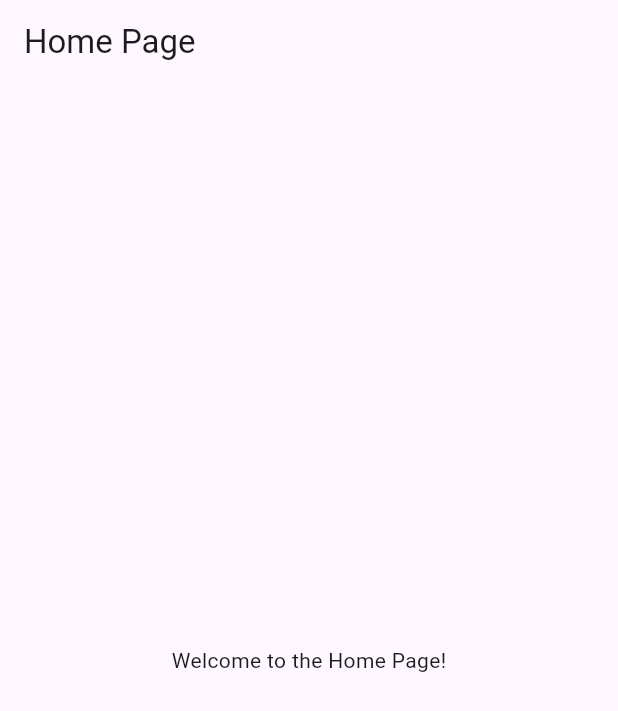
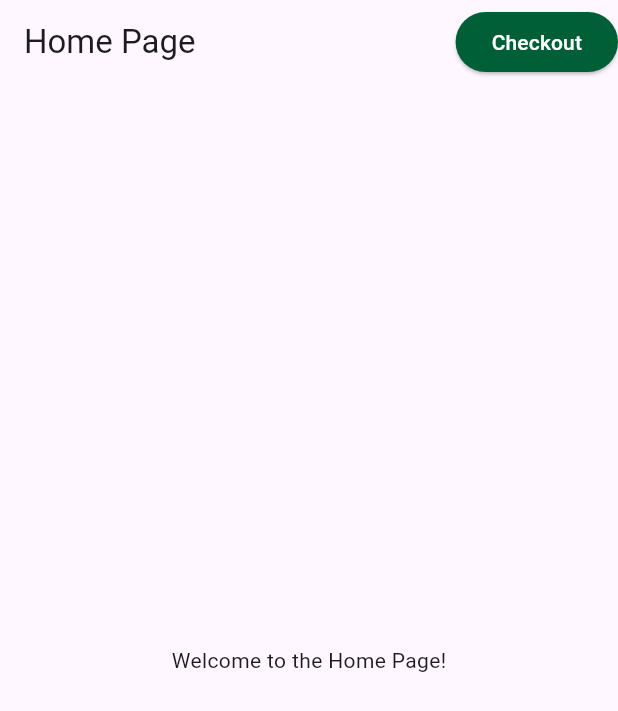
Before and after one commit to MarcusMQF/Food-System-App, a Flutter app: the HomePage screen opened directly, on a phone screen of 412 x 824 dp. Shown: the top 711 px of the screen. Run offline on Flutter 3.47's test engine with Material 3 defaults, Android fonts, the phone set to English and light mode, and no system bars; our stand-ins replace flutter_svg; project files that could hold a hidden picture were left out.

Commit message:
add checkout page button to home page

```diff
--- a/lib/home_page.dart
+++ b/lib/home_page.dart
@@ -1,5 +1,6 @@
 // home_page.dart
 import 'package:flutter/material.dart';
+import 'package:um_internal_hackathon/pages/checkout.dart';
 
 class HomePage extends StatelessWidget {
   const HomePage({super.key});
@@ -9,10 +10,29 @@ class HomePage extends StatelessWidget {
     return Scaffold(
       appBar: AppBar(
         title: const Text('Home Page'),
+        actions: [
+          ElevatedButton(
+            style: ElevatedButton.styleFrom(
+              backgroundColor: const Color.fromARGB(255, 0, 95, 54),
+            ),
+            onPressed: () {
+              // Navigate to the CheckoutPage when the button is clicked
+              Navigator.push(
+                context,
+                MaterialPageRoute(builder: (context) => const CheckoutPage()),
+              );
+            },
+            child: const Text('Checkout',
+            style: TextStyle(
+              color: Colors.white,
+            ),),
+          ),
+        ],
       ),
       body: const Center(
         child: Text('Welcome to the Home Page!'),
       ),
+
     );
   }
 }
--- a/pubspec.yaml
+++ b/pubspec.yaml
@@ -70,11 +70,9 @@ flutter:
   assets:
     - assets/credentials.csv
     - assets/background.png
-
+    - assets/icons/left-arrow.svg
 
   # To add assets to your application, add an assets section, like this:
-  assets:
-    - assets/icons/left-arrow.svg
   #   - images/a_dot_ham.jpeg
 
   # An image asset can refer to one or more resolution-specific "variants", see
```
Also changed, not shown: lib/pages/checkout.dart (+4 -22 lines).
